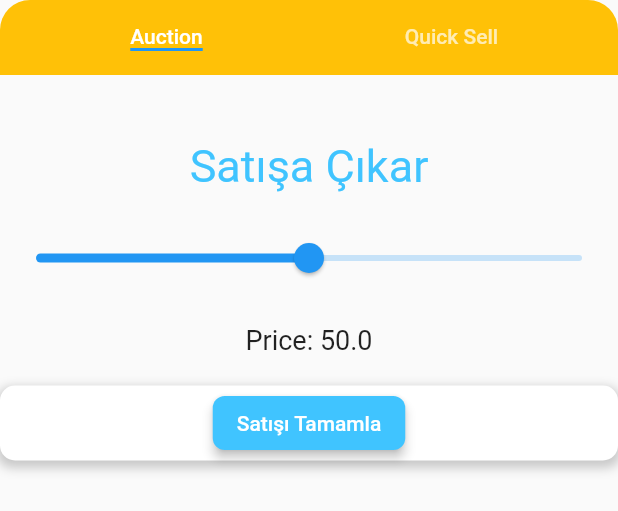
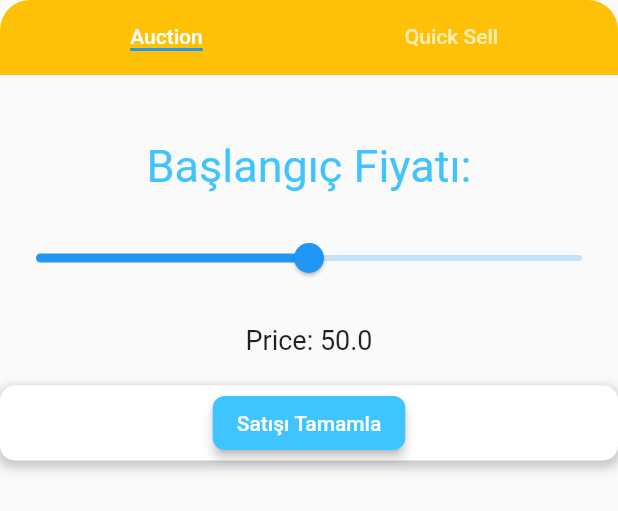
Before and after one commit to BeSocialBee/Collectify, a Flutter app: the CardSellPage widget shown alone on an empty page, opened directly, on a phone screen of 412 x 824 dp. Shown: the top 511 px of the screen. Run offline on Flutter 3.47's test engine with Material 2 defaults, Android fonts, the light colour scheme and no system bars; our stand-ins replace animated_text_kit, carousel_slider, modal_progress_hud_nsn.

Commit message:
Update 3

```diff
--- a/collectify/lib/screens/card_sell_screen.dart
+++ b/collectify/lib/screens/card_sell_screen.dart
@@ -7,7 +7,8 @@ class CardSellPage extends StatefulWidget {
 
 class _CardSellPageState extends State<CardSellPage>
     with TickerProviderStateMixin {
-  double _sliderValue = 50.0;
+  double _auctionPrice = 50.0;
+  double _quickSellPrice = 50.0;
 
   @override
   Widget build(BuildContext context) {
@@ -40,7 +41,7 @@ class _CardSellPageState extends State<CardSellPage>
             mainAxisAlignment: MainAxisAlignment.center,
             children: [
               Text(
-                'Satışa Çıkar',
+                'Başlangıç Fiyatı:',
                 textAlign: TextAlign.center,
                 style: TextStyle(
                   fontSize: 30,
@@ -49,18 +50,18 @@ class _CardSellPageState extends State<CardSellPage>
               ),
               SizedBox(height: 20),
               Slider(
-                value: _sliderValue,
+                value: _auctionPrice,
                 min: 0,
                 max: 100,
                 onChanged: (value) {
                   setState(() {
-                    _sliderValue = value;
+                    _auctionPrice = value;
                   });
                 },
               ),
               SizedBox(height: 20),
               Text(
-                'Price: ${_sliderValue.toStringAsFixed(1)}',
+                'Price: ${_auctionPrice.toStringAsFixed(1)}',
                 style: TextStyle(fontSize: 18),
               ),
               SizedBox(height: 20),
@@ -82,7 +83,7 @@ class _CardSellPageState extends State<CardSellPage>
                 child: Center(
                   child: ElevatedButton(
                     onPressed: () {
-                      // Butona tıklandığında yapılacak işlemler
+                      Navigator.pop(context);
                     },
                     style: ElevatedButton.styleFrom(
                       backgroundColor: Colors.lightBlueAccent,
@@ -102,7 +103,7 @@ class _CardSellPageState extends State<CardSellPage>
             mainAxisAlignment: MainAxisAlignment.center,
             children: [
               Text(
-                'Satışa Çıkar',
+                'Satış Fiyatı',
                 textAlign: TextAlign.center,
                 style: TextStyle(
                   fontSize: 30,
@@ -111,18 +112,18 @@ class _CardSellPageState extends State<CardSellPage>
               ),
               SizedBox(height: 20),
               Slider(
-                value: _sliderValue,
+                value: _quickSellPrice,
                 min: 0,
                 max: 100,
                 onChanged: (value) {
                   setState(() {
-                    _sliderValue = value;
+                    _quickSellPrice = value;
                   });
                 },
               ),
               SizedBox(height: 20),
               Text(
-                'Price: ${_sliderValue.toStringAsFixed(1)}',
+                'Price: ${_quickSellPrice.toStringAsFixed(1)}',
                 style: TextStyle(fontSize: 18),
               ),
               SizedBox(height: 20),
@@ -144,7 +145,7 @@ class _CardSellPageState extends State<CardSellPage>
                 child: Center(
                   child: ElevatedButton(
                     onPressed: () {
-                      // Butona tıklandığında yapılacak işlemler
+                      Navigator.pop(context);
                     },
                     style: ElevatedButton.styleFrom(
                       backgroundColor: Colors.lightBlueAccent,
```
Also changed, not shown: collectify/lib/main.dart (+12 -1 lines), collectify/lib/screens/card_info_screen.dart (+94 -22 lines), collectify/lib/screens/login_screen.dart (+5 -5 lines), collectify/lib/screens/registration_screen.dart (+6 -6 lines), collectify/images/logo.png (added), 3 other files.
